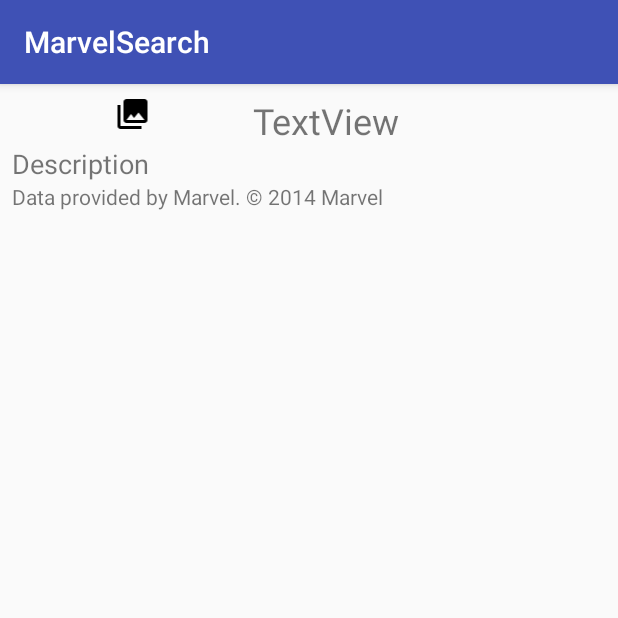
After one commit to OSU-CS492-W18/final-project-team-12-marvel, an Android app: the HeroDetailActivity screen opened directly, with no data from a screen before it, on a phone screen of 412 x 824 dp, the top half of it. The commit adds this screen. Run offline under Robolectric (Android 15) with nearby library versions, the phone set to English and light mode, and no system bars.

Commit message:
Added hero detail activity

```diff
--- a/app/src/main/AndroidManifest.xml
+++ b/app/src/main/AndroidManifest.xml
@@ -16,7 +16,8 @@
                 <category android:name="android.intent.category.LAUNCHER" />
             </intent-filter>
         </activity>
-        <activity android:name=".SavedSearchResultsActivity"></activity>
+        <activity android:name=".SavedSearchResultsActivity" />
+        <activity android:name=".HeroDetailActivity"></activity>
     </application>
 
 </manifest>
--- /dev/null
+++ b/app/src/main/java/example/com/marvelsearch/HeroDetailActivity.java
@@ -0,0 +1,13 @@
+package example.com.marvelsearch;
+
+import android.support.v7.app.AppCompatActivity;
+import android.os.Bundle;
+
+public class HeroDetailActivity extends AppCompatActivity {
+
+    @Override
+    protected void onCreate(Bundle savedInstanceState) {
+        super.onCreate(savedInstanceState);
+        setContentView(R.layout.activity_hero_detail);
+    }
+}
--- /dev/null
+++ b/app/src/main/res/layout/activity_hero_detail.xml
@@ -0,0 +1,62 @@
+<?xml version="1.0" encoding="utf-8"?>
+<android.support.v4.widget.DrawerLayout xmlns:android="http://schemas.android.com/apk/res/android"
+    xmlns:app="http://schemas.android.com/apk/res-auto"
+    xmlns:tools="http://schemas.android.com/tools"
+    android:id="@+id/drawer_layout"
+    android:layout_width="match_parent"
+    android:layout_height="match_parent"
+    tools:context="example.com.marvelsearch.HeroDetailActivity">
+
+    <LinearLayout
+        android:layout_width="match_parent"
+        android:layout_height="match_parent"
+        android:orientation="vertical"
+        android:padding="8sp">
+
+
+        <LinearLayout
+            android:layout_width="match_parent"
+            android:layout_height="wrap_content"
+            android:orientation="horizontal">
+
+            <ImageView
+                android:id="@+id/imageView"
+                android:layout_width="wrap_content"
+                android:layout_height="wrap_content"
+                android:layout_weight="1"
+                app:srcCompat="@drawable/ic_menu_gallery" />
+
+            <TextView
+                android:id="@+id/textView"
+                android:layout_width="wrap_content"
+                android:layout_height="wrap_content"
+                android:layout_weight="1"
+                android:text="TextView"
+                android:textSize="24sp" />
+        </LinearLayout>
+
+        <TextView
+            android:id="@+id/tv_description"
+            android:layout_width="match_parent"
+            android:layout_height="wrap_content"
+            android:text="Description"
+            android:textSize="18sp" />
+
+        <TextView
+            android:id="@+id/tv_attribution_info"
+            android:layout_width="match_parent"
+            android:layout_height="wrap_content"
+            android:text="@string/attribution_info" />
+
+    </LinearLayout>
+
+
+    <android.support.design.widget.NavigationView
+        android:id="@+id/nv_navigation_drawer"
+        android:layout_height="match_parent"
+        android:layout_width="wrap_content"
+        android:layout_gravity="start"
+        android:background="#fff"
+        app:menu="@menu/navigation_drawer"/>
+
+</android.support.v4.widget.DrawerLayout>
--- a/app/src/main/res/layout/activity_saved_search_results.xml
+++ b/app/src/main/res/layout/activity_saved_search_results.xml
@@ -1,9 +1,29 @@
 <?xml version="1.0" encoding="utf-8"?>
-<android.support.constraint.ConstraintLayout xmlns:android="http://schemas.android.com/apk/res/android"
+<android.support.v4.widget.DrawerLayout xmlns:android="http://schemas.android.com/apk/res/android"
     xmlns:app="http://schemas.android.com/apk/res-auto"
     xmlns:tools="http://schemas.android.com/tools"
+    android:id="@+id/drawer_layout"
     android:layout_width="match_parent"
     android:layout_height="match_parent"
     tools:context="example.com.marvelsearch.SavedSearchResultsActivity">
 
-</android.support.constraint.ConstraintLayout>
+    <LinearLayout
+        android:layout_width="match_parent"
+        android:layout_height="match_parent"
+        android:orientation="vertical"
+        android:padding="8sp">
+
+
+
+    </LinearLayout>
+
+
+    <android.support.design.widget.NavigationView
+        android:id="@+id/nv_navigation_drawer"
+        android:layout_height="match_parent"
+        android:layout_width="wrap_content"
+        android:layout_gravity="start"
+        android:background="#fff"
+        app:menu="@menu/navigation_drawer"/>
+
+</android.support.v4.widget.DrawerLayout>
--- a/app/src/main/res/values/strings.xml
+++ b/app/src/main/res/values/strings.xml
@@ -11,4 +11,6 @@
     <string name="navigation_drawer_close">Close navigation drawer</string>
 
     <string name="action_settings">Settings</string>
+
+    <string name="attribution_info">Data provided by Marvel. © 2014 Marvel</string>
 </resources>
```
